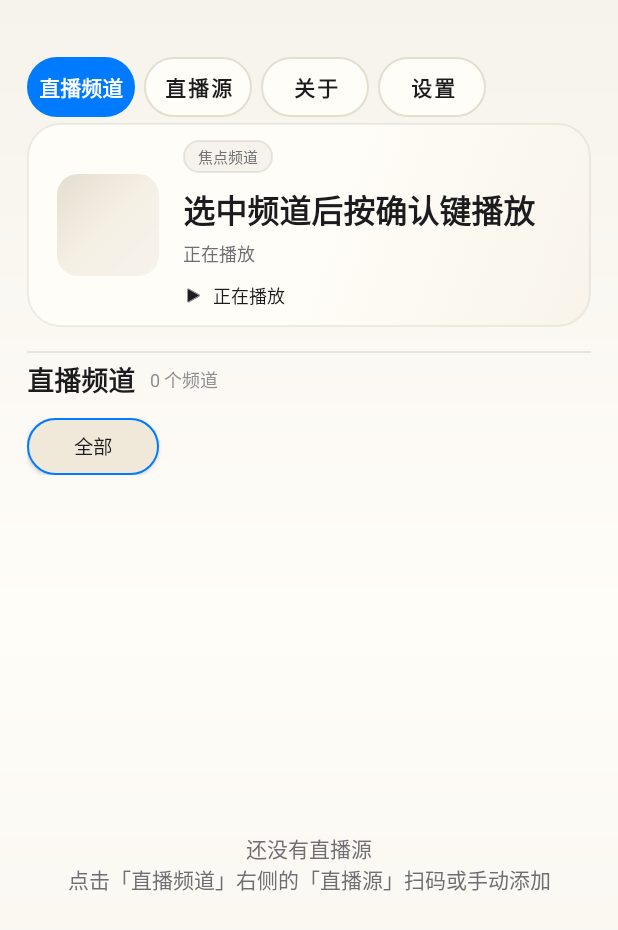
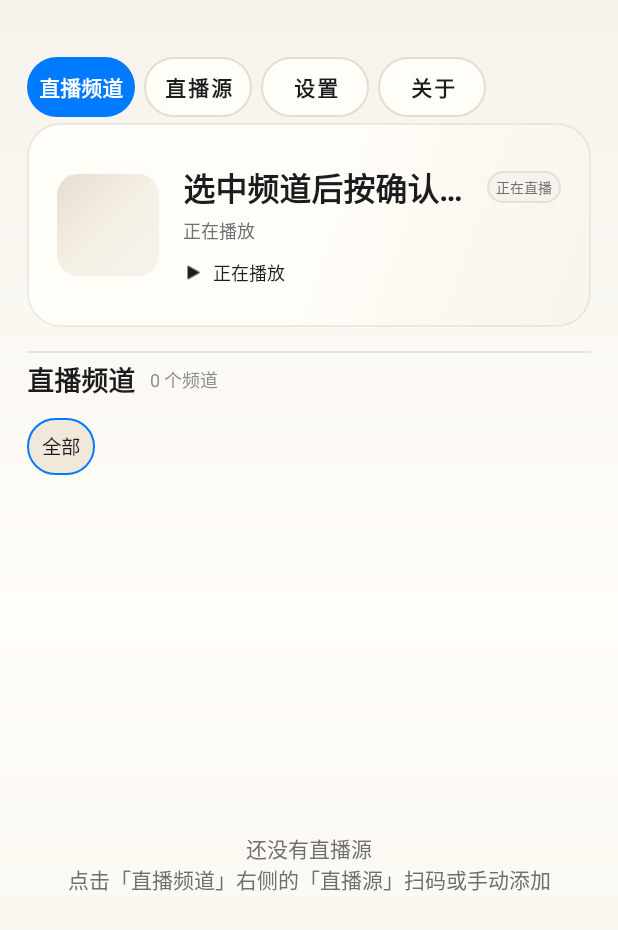
Before and after one commit to 20211109/IPTVPlayer-Source, an Android app: the screen it shows after launch (MainActivity), on a phone screen of 412 x 824 dp. Shown: the top 930 px of the screen. Run offline under Robolectric (Android 15) with nearby library versions, the phone set to English and light mode, and no system bars; libraries missing offline, so code that uses them is left out: org.videolan.libvlc; pictures from the network do not load; 2 statements that could not run were skipped.

Commit message:
style(1.79): 焦点卡正在直播标签移到频道名后并适配窄屏；分组标签改TextView修复手机第四个被裁；关于/设置互换；盒子端扫码按钮常显

```diff
--- a/app/build.gradle.kts
+++ b/app/build.gradle.kts
@@ -27,8 +27,8 @@ android {
         // minSdk 21：覆盖 Android 5.0 起的电视盒子/老电视（Media3、Coil、AndroidX 的最低要求）
         minSdk = 21
         targetSdk = 35
-        versionCode = 78
-        versionName = "1.78"
+        versionCode = 79
+        versionName = "1.79"
 
         ndk {
             // 只打真机 ABI：x86/x86_64 仅模拟器用，armeabi(ARMv5) 早已淘汰。
--- a/app/src/main/java/com/iptv/player/ui/MainActivity.kt
+++ b/app/src/main/java/com/iptv/player/ui/MainActivity.kt
@@ -669,16 +669,18 @@ class MainActivity : AppCompatActivity() {
         }
         groups.forEach { g ->
             val label = if (g == "ALL") getString(R.string.group_all) else g
-            val btn = Button(this).apply {
-                // 顺序很关键：setBackgroundResource 会把 padding 重置成 background 的
-                // 内边距（Button 默认是 Material 的大内边距）。必须「先背景、后 padding」，
-                // 反了会让下面设的 10dp 被冲掉，标签被撑宽，手机上四个只能显示三个半。
+            // 用 TextView 而不是 Button：主题是 MaterialComponents，Button(this) 实际是
+            // MaterialButton，自带约 24dp 的 insetLeft/insetRight，minWidth=0 和 setPadding
+            // 都管不到它，标签会被撑到 ~80dp，手机上第四个「其它」被挤出屏幕。
+            // TextView 没有这套 inset，padding 就是真实宽度，标签按「文字 + padding」测量，
+            // 四个 2 字标签约 46dp×4 + 间距，360dp 手机上可完整显示，仍可横向滑动。
+            val chip = TextView(this).apply {
                 setBackgroundResource(R.drawable.bg_chip)
                 text = label
-                isAllCaps = false
-                // 归零 Button 自带的最小宽高，让标签真正按「文字 + 内边距」测量
-                minWidth = 0
-                minHeight = 0
+                gravity = android.view.Gravity.CENTER
+                isClickable = true
+                isFocusable = true
+                // TextView.setTextSize 默认按 sp 解释；getDimension 返回 px，除以 scaledDensity 换成 sp
                 textSize = resources.getDimension(R.dimen.chip_text) /
                         resources.displayMetrics.scaledDensity
                 val density = resources.displayMetrics.density
@@ -689,13 +691,13 @@ class MainActivity : AppCompatActivity() {
                 setPadding((10 * density + 0.5f).toInt(), 0, (10 * density + 0.5f).toInt(), 0)
                 setOnClickListener { applyFilter(g) }
             }
-            btn.setTextColor(ContextCompat.getColor(this, R.color.text_secondary))
-            if (g == currentGroup) updateChipSelected(btn, true)
-            btn.setOnFocusChangeListener { _, hasFocus ->
-                if (hasFocus) btn.setTextColor(ContextCompat.getColor(this, R.color.text_primary))
-                else if (g != currentGroup) btn.setTextColor(ContextCompat.getColor(this, R.color.text_secondary))
-            }
-            groupContainer.addView(btn)
+            chip.setTextColor(ContextCompat.getColor(this, R.color.text_secondary))
+            if (g == currentGroup) updateChipSelected(chip, true)
+            chip.setOnFocusChangeListener { _, hasFocus ->
+                if (hasFocus) chip.setTextColor(ContextCompat.getColor(this, R.color.text_primary))
+                else if (g != currentGroup) chip.setTextColor(ContextCompat.getColor(this, R.color.text_secondary))
+            }
+            groupContainer.addView(chip)
         }
         groupKeys = groups
     }
@@ -706,7 +708,7 @@ class MainActivity : AppCompatActivity() {
         filteredChannels = if (group == "ALL") channels else channels.filter { it.group == group }
         // 同步标签选中态
         for (i in 0 until groupContainer.childCount) {
-            val child = groupContainer.getChildAt(i) as Button
+            val child = groupContainer.getChildAt(i) as TextView
             val g = if (i == 0) "ALL" else child.text.toString()
             val isSelected = g == group
             updateChipSelected(child, isSelected)
@@ -728,7 +730,7 @@ class MainActivity : AppCompatActivity() {
         focusedChannel?.let { updateHero(it) }
     }
 
-    private fun updateChipSelected(btn: Button, selected: Boolean) {
+    private fun updateChipSelected(btn: TextView, selected: Boolean) {
         btn.isSelected = selected
     }
 
--- a/app/src/main/java/com/iptv/player/ui/SourceManagerDialog.kt
+++ b/app/src/main/java/com/iptv/player/ui/SourceManagerDialog.kt
@@ -95,13 +95,17 @@ class SourceManagerDialog(
         }
 
         findViewById<Button>(R.id.btnDone).setOnClickListener { dismiss() }
-        // 「扫二维码」：用本机相机直接扫。电视没有相机，按钮隐藏，
-        // 避免用户点下去只得到一句「没有可用相机」。
+        // 「扫二维码」：用本机相机直接扫。
+        // 之前电视无相机时直接 GONE，结果「添加直播源」一行只剩两个按钮、看着像少了一个。
+        // 现在按钮始终显示（三个按钮对齐）；有相机就正常扫码，没有则 toast 明确提示，
+        // 绝不点下去毫无反应。电视上真正推荐的是旁边的「用手机填」。
         val btnScanQr = findViewById<Button>(R.id.btnScanQr)
-        if (hasCamera()) {
-            btnScanQr.setOnClickListener { onRequestScan { content -> handleScanned(content) } }
-        } else {
-            btnScanQr.visibility = View.GONE
+        btnScanQr.setOnClickListener {
+            if (hasCamera()) {
+                onRequestScan { content -> handleScanned(content) }
+            } else {
+                Toast.makeText(context, R.string.source_scan_no_camera, Toast.LENGTH_SHORT).show()
+            }
         }
         // 「用手机填」：本机显示二维码，另一台设备扫码后在网页里输入
         findViewById<Button>(R.id.btnScanAdd).setOnClickListener {
--- a/app/src/main/res/layout/activity_main.xml
+++ b/app/src/main/res/layout/activity_main.xml
@@ -56,6 +56,20 @@
                 android:textSize="@dimen/top_button_text" />
 
             <Button
+                android:id="@+id/btnSettings"
+                style="@style/TabButton"
+                android:layout_width="@dimen/tab_width"
+                android:layout_height="@dimen/tab_height"
+                android:layout_marginStart="@dimen/tab_gap"
+                android:minWidth="0dp"
+                android:paddingStart="0dp"
+                android:paddingEnd="0dp"
+                android:insetTop="0dp"
+                android:insetBottom="0dp"
+                android:text="@string/settings"
+                android:textSize="@dimen/top_button_text" />
+
+            <Button
                 android:id="@+id/btnAbout"
                 style="@style/TabButton"
                 android:layout_width="@dimen/tab_width"
@@ -67,20 +81,6 @@
                 android:insetTop="0dp"
                 android:insetBottom="0dp"
                 android:text="@string/about_entry"
-                android:textSize="@dimen/top_button_text" />
-
-            <Button
-                android:id="@+id/btnSettings"
-                style="@style/TabButton"
-                android:layout_width="@dimen/tab_width"
-                android:layout_height="@dimen/tab_height"
-                android:layout_marginStart="@dimen/tab_gap"
-                android:minWidth="0dp"
-                android:paddingStart="0dp"
-                android:paddingEnd="0dp"
-                android:insetTop="0dp"
-                android:insetBottom="0dp"
-                android:text="@string/settings"
                 android:textSize="@dimen/top_button_text" />
         </LinearLayout>
 
@@ -125,30 +125,43 @@
                     android:orientation="vertical"
                     android:gravity="center_vertical">
 
-                    <TextView
-                        android:id="@+id/tvHeroBadge"
-                        android:layout_width="wrap_content"
+                    <!-- 频道名 + 「正在直播」标签同一行：标签跟在名称后面。
+                         名称用 weight 占满剩余宽度并省略号截断，标签 wrap_content 固定在右侧，
+                         长频道名也不会把标签挤出屏幕（手机上同理）。 -->
+                    <LinearLayout
+                        android:layout_width="match_parent"
                         android:layout_height="wrap_content"
-                        android:background="@drawable/bg_badge_live"
-                        android:paddingStart="10dp"
-                        android:paddingEnd="10dp"
-                        android:paddingTop="3dp"
-                        android:paddingBottom="3dp"
-                        android:text="@string/hero_badge"
-                        android:textSize="10sp"
-                        android:textColor="@color/text_secondary" />
+                        android:orientation="horizontal"
+                        android:gravity="center_vertical">
 
                         <TextView
                             android:id="@+id/tvHeroTitle"
-                        android:layout_width="match_parent"
+                            android:layout_width="0dp"
                             android:layout_height="wrap_content"
-                        android:layout_marginTop="@dimen/hero_title_gap"
+                            android:layout_weight="1"
+                            android:minWidth="0dp"
                             android:text="@string/hero_hint"
                             android:textSize="@dimen/hero_title"
                             android:textStyle="bold"
                             android:textColor="@color/text_primary"
                             android:maxLines="1"
                             android:ellipsize="end" />
+
+                        <TextView
+                            android:id="@+id/tvHeroBadge"
+                            android:layout_width="wrap_content"
+                            android:layout_height="wrap_content"
+                            android:layout_marginStart="@dimen/hero_badge_gap"
+                            android:background="@drawable/bg_badge_live"
+                            android:paddingStart="@dimen/hero_badge_pad_h"
+                            android:paddingEnd="@dimen/hero_badge_pad_h"
+                            android:paddingTop="3dp"
+                            android:paddingBottom="3dp"
+                            android:text="@string/hero_badge"
+                            android:textSize="@dimen/hero_badge_text"
+                            android:textColor="@color/text_secondary"
+                            android:maxLines="1" />
+                    </LinearLayout>
 
                     <TextView
                         android:id="@+id/tvHeroSub"
--- a/app/src/main/res/values-sw600dp/dimens.xml
+++ b/app/src/main/res/values-sw600dp/dimens.xml
@@ -8,6 +8,9 @@
     <dimen name="hero_height">118dp</dimen>
     <dimen name="hero_title">25sp</dimen>
     <dimen name="hero_sub">13sp</dimen>
+    <dimen name="hero_badge_text">10sp</dimen>
+    <dimen name="hero_badge_pad_h">10dp</dimen>
+    <dimen name="hero_badge_gap">8dp</dimen>
     <dimen name="section_title">20sp</dimen>
     <dimen name="card_height">96dp</dimen>
     <dimen name="card_logo_size">38dp</dimen>
--- a/app/src/main/res/values-television/dimens.xml
+++ b/app/src/main/res/values-television/dimens.xml
@@ -13,6 +13,9 @@
     <dimen name="hero_height">112dp</dimen>
     <dimen name="hero_title">23sp</dimen>
     <dimen name="hero_sub">13sp</dimen>
+    <dimen name="hero_badge_text">10sp</dimen>
+    <dimen name="hero_badge_pad_h">9dp</dimen>
+    <dimen name="hero_badge_gap">8dp</dimen>
     <dimen name="section_title">19sp</dimen>
     <dimen name="card_height">82dp</dimen>
     <dimen name="card_logo_size">42dp</dimen>
--- a/app/src/main/res/values/dimens.xml
+++ b/app/src/main/res/values/dimens.xml
@@ -6,6 +6,10 @@
     <dimen name="hero_height">136dp</dimen>
     <dimen name="hero_title">21sp</dimen>
     <dimen name="hero_sub">12sp</dimen>
+    <!-- 「正在直播」标签：手机窄屏收紧，避免挤占频道名 -->
+    <dimen name="hero_badge_text">9sp</dimen>
+    <dimen name="hero_badge_pad_h">6dp</dimen>
+    <dimen name="hero_badge_gap">6dp</dimen>
     <dimen name="section_title">18sp</dimen>
     <dimen name="card_height">104dp</dimen>
     <dimen name="card_logo_size">44dp</dimen>
--- a/app/src/main/res/values/strings.xml
+++ b/app/src/main/res/values/strings.xml
@@ -19,7 +19,7 @@
     <string name="back">返回</string>
     <string name="stats_placeholder">线路 - · 缓冲 0 · 丢帧 0</string>
     <string name="group_all">全部</string>
-    <string name="hero_badge">焦点频道</string>
+    <string name="hero_badge">正在直播</string>
     <string name="hero_playing">正在播放</string>
     <string name="hero_hint">选中频道后按确认键播放</string>
     <string name="hero_epg_empty">暂无节目单（可在「直播源」自定义接口）</string>
```
Lines whose indentation alone changed are shown as unchanged.
